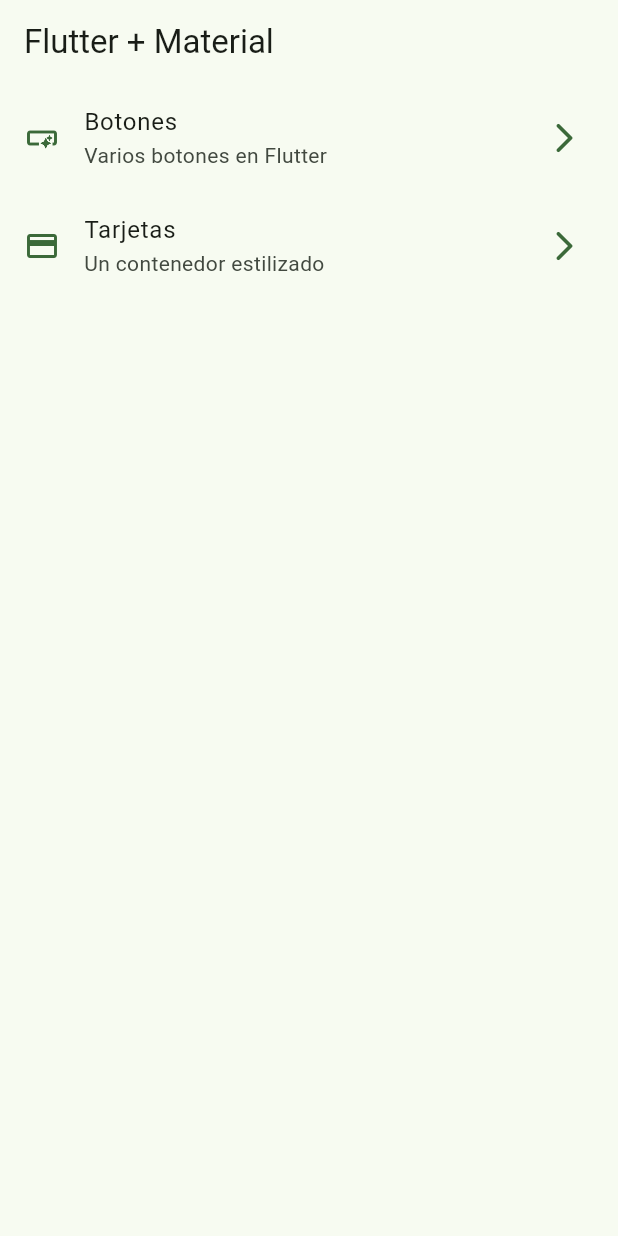
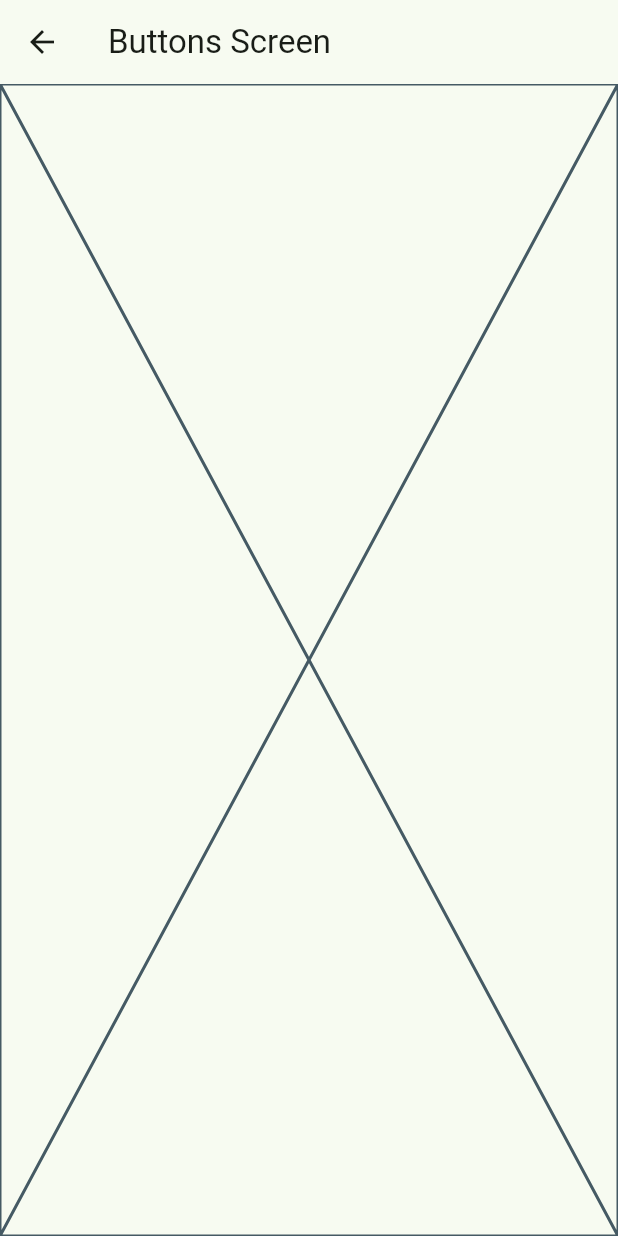
Before and after one commit to JeffersonCabello/widgets_app_flutter, a Flutter app: the screen it shows after launch, after a tap on "Botones", on a phone screen of 412 x 824 dp. Run offline on Flutter 3.47's test engine with Material 3 defaults, Android fonts, the phone set to English and light mode, and no system bars.

```diff
--- a/lib/config/menu/menu_item.dart
+++ b/lib/config/menu/menu_item.dart
@@ -22,6 +22,6 @@ const appMenuItems = <MenuItem>[
   MenuItem(
       title: "Tarjetas",
       subTitle: "Un contenedor estilizado",
-      link: "/card",
+      link: "/cards",
       icon: Icons.credit_card)
 ];
--- a/lib/main.dart
+++ b/lib/main.dart
@@ -1,5 +1,6 @@
 import 'package:flutter/material.dart';
 import 'package:widgets_app/config/theme/app_theme.dart';
+import 'package:widgets_app/presentation/screens/buttons/buttons_screen.dart';
 import 'package:widgets_app/presentation/screens/home/home_screen.dart';
 
 void main() {
@@ -12,8 +13,13 @@ class MainApp extends StatelessWidget {
   @override
   Widget build(BuildContext context) {
     return MaterialApp(
-        debugShowCheckedModeBanner: false,
-        theme: AppTheme(selectedColor: 2).getTheme(),
-        home: const HomeScreen());
+      debugShowCheckedModeBanner: false,
+      theme: AppTheme(selectedColor: 2).getTheme(),
+      home: const HomeScreen(),
+      routes: {
+        "/buttons": (context) => const ButtonsScreen(),
+        "/cards": (context) => const ButtonsScreen()
+      },
+    );
   }
 }
--- /dev/null
+++ b/lib/presentation/screens/buttons/buttons_screen.dart
@@ -0,0 +1,15 @@
+import 'package:flutter/material.dart';
+
+class ButtonsScreen extends StatelessWidget {
+  const ButtonsScreen({super.key});
+
+  @override
+  Widget build(BuildContext context) {
+    return Scaffold(
+      appBar: AppBar(
+        title: const Text("Buttons Screen"),
+      ),
+      body: const Placeholder(),
+    );
+  }
+}
--- a/lib/presentation/screens/home/home_screen.dart
+++ b/lib/presentation/screens/home/home_screen.dart
@@ -1,5 +1,6 @@
 import 'package:flutter/material.dart';
 import 'package:widgets_app/config/menu/menu_item.dart';
+import 'package:widgets_app/presentation/screens/buttons/buttons_screen.dart';
 
 class HomeScreen extends StatelessWidget {
   const HomeScreen({super.key});
@@ -52,7 +53,14 @@ class _CustomListTile extends StatelessWidget {
       title: Text(menuItem.title),
       subtitle: Text(menuItem.subTitle),
       onTap: () {
-        //TODO navergar a otra pantalla.
+        /*
+        Navigator.of(context).push(
+          MaterialPageRoute(
+            builder: (context) => const ButtonsScreen(),
+          ),
+        );
+        */
+        Navigator.pushNamed(context, menuItem.link);
       },
     );
   }
```
Also changed, not shown: lib/presentation/screens/cards/cards_screen.dart (added, +15 -0 lines).
